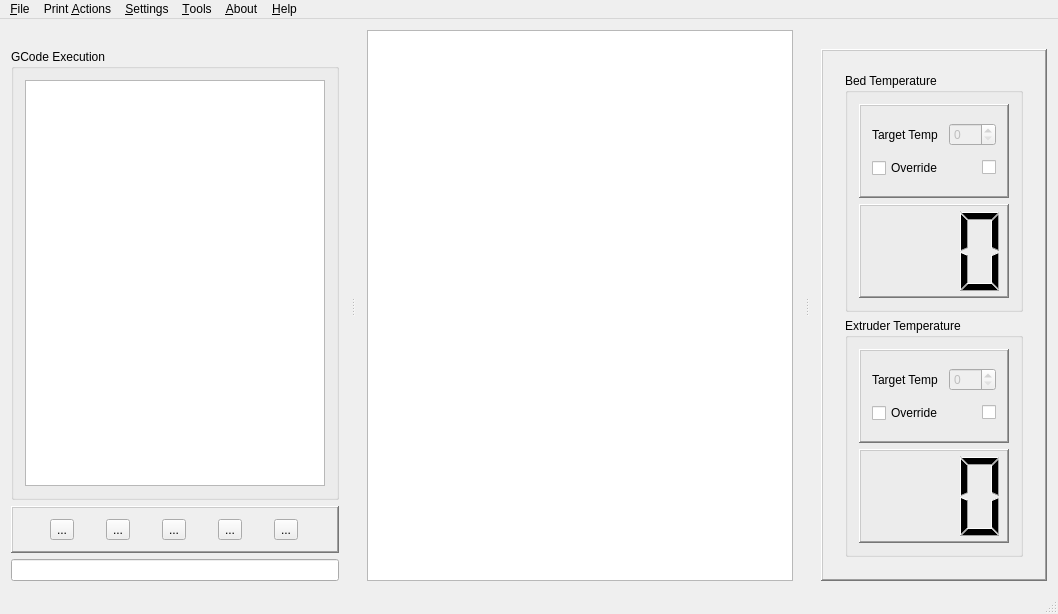
This is mainwindow.ui in Bahamuttg/PiRinter3D as Qt 5 draws it before an edit. The edited form follows.
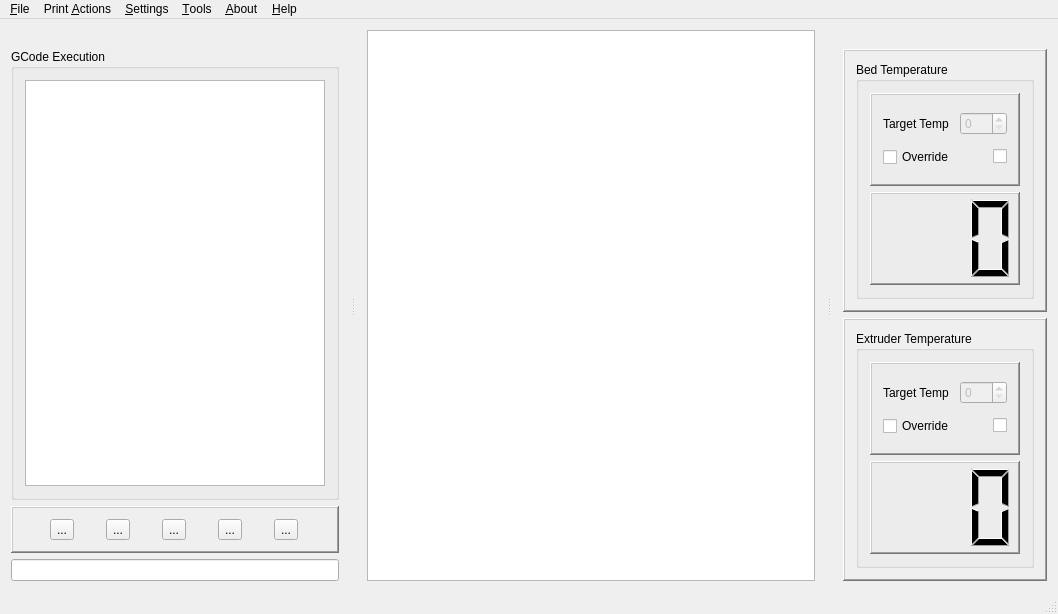
This is the edited form. Icons and pictures are not drawn.

```diff
--- a/mainwindow.ui
+++ b/mainwindow.ui
@@ -234,97 +234,7 @@
          </property>
          <layout class="QVBoxLayout" name="verticalLayout_4">
           <item>
-           <widget class="QFrame" name="pnlBedTemp">
-            <property name="frameShape">
-             <enum>QFrame::NoFrame</enum>
-            </property>
-            <property name="frameShadow">
-             <enum>QFrame::Raised</enum>
-            </property>
-            <layout class="QVBoxLayout" name="verticalLayout_3">
-             <item>
-              <widget class="QGroupBox" name="groupBox_2">
-               <property name="title">
-                <string>Bed Temperature</string>
-               </property>
-               <layout class="QVBoxLayout" name="verticalLayout_6">
-                <item>
-                 <widget class="QFrame" name="frame_2">
-                  <property name="frameShape">
-                   <enum>QFrame::WinPanel</enum>
-                  </property>
-                  <property name="frameShadow">
-                   <enum>QFrame::Raised</enum>
-                  </property>
-                  <layout class="QGridLayout" name="gridLayout">
-                   <item row="3" column="0">
-                    <widget class="QCheckBox" name="chkBedOverride">
-                     <property name="text">
-                      <string>Override</string>
-                     </property>
-                    </widget>
-                   </item>
-                   <item row="1" column="1">
-                    <widget class="QSpinBox" name="seBed">
-                     <property name="enabled">
-                      <bool>false</bool>
-                     </property>
-                     <property name="maximum">
-                      <number>999</number>
-                     </property>
-                    </widget>
-                   </item>
-                   <item row="3" column="1">
-                    <widget class="QCheckBox" name="chkBedOn">
-                     <property name="toolTip">
-                      <string/>
-                     </property>
-                     <property name="whatsThis">
-                      <string>Indicates the state of the Probe element. Checked is on.</string>
-                     </property>
-                     <property name="layoutDirection">
-                      <enum>Qt::RightToLeft</enum>
-                     </property>
-                     <property name="text">
-                      <string/>
-                     </property>
-                     <property name="icon">
-                      <iconset resource="PiRinter.qrc">
-                       <normaloff>:/PiRinter/Icons/Resources/glossy_3d_blue_orbs2_104.png</normaloff>:/PiRinter/Icons/Resources/glossy_3d_blue_orbs2_104.png</iconset>
-                     </property>
-                     <property name="checkable">
-                      <bool>true</bool>
-                     </property>
-                    </widget>
-                   </item>
-                   <item row="1" column="0">
-                    <widget class="QLabel" name="label">
-                     <property name="text">
-                      <string>Target Temp</string>
-                     </property>
-                    </widget>
-                   </item>
-                  </layout>
-                 </widget>
-                </item>
-                <item>
-                 <widget class="QLCDNumber" name="lcdBedTemp">
-                  <property name="frameShape">
-                   <enum>QFrame::WinPanel</enum>
-                  </property>
-                  <property name="midLineWidth">
-                   <number>0</number>
-                  </property>
-                  <property name="digitCount">
-                   <number>3</number>
-                  </property>
-                 </widget>
-                </item>
-               </layout>
-              </widget>
-             </item>
-             <item>
-              <widget class="QGroupBox" name="groupBox_3">
+           <widget class="QGroupBox" name="gbExtTemp">
                <property name="title">
                 <string>Extruder Temperature</string>
                </property>
@@ -412,6 +322,96 @@
             </layout>
            </widget>
           </item>
+       <item row="0" column="0">
+        <widget class="QFrame" name="pnlBedTemp">
+         <property name="frameShape">
+          <enum>QFrame::WinPanel</enum>
+         </property>
+         <property name="frameShadow">
+          <enum>QFrame::Raised</enum>
+         </property>
+         <layout class="QVBoxLayout" name="verticalLayout_3">
+          <item>
+           <widget class="QGroupBox" name="gbBedTemp">
+            <property name="title">
+             <string>Bed Temperature</string>
+            </property>
+            <layout class="QVBoxLayout" name="verticalLayout_6">
+             <item>
+              <widget class="QFrame" name="frame_2">
+               <property name="frameShape">
+                <enum>QFrame::WinPanel</enum>
+               </property>
+               <property name="frameShadow">
+                <enum>QFrame::Raised</enum>
+               </property>
+               <layout class="QGridLayout" name="gridLayout">
+                <item row="3" column="0">
+                 <widget class="QCheckBox" name="chkBedOverride">
+                  <property name="text">
+                   <string>Override</string>
+                  </property>
+                 </widget>
+                </item>
+                <item row="1" column="1">
+                 <widget class="QSpinBox" name="seBed">
+                  <property name="enabled">
+                   <bool>false</bool>
+                  </property>
+                  <property name="maximum">
+                   <number>999</number>
+                  </property>
+                 </widget>
+                </item>
+                <item row="3" column="1">
+                 <widget class="QCheckBox" name="chkBedOn">
+                  <property name="toolTip">
+                   <string/>
+                  </property>
+                  <property name="whatsThis">
+                   <string>Indicates the state of the Probe element. Checked is on.</string>
+                  </property>
+                  <property name="layoutDirection">
+                   <enum>Qt::RightToLeft</enum>
+                  </property>
+                  <property name="text">
+                   <string/>
+                  </property>
+                  <property name="icon">
+                   <iconset resource="PiRinter.qrc">
+                    <normaloff>:/PiRinter/Icons/Resources/glossy_3d_blue_orbs2_104.png</normaloff>:/PiRinter/Icons/Resources/glossy_3d_blue_orbs2_104.png</iconset>
+                  </property>
+                  <property name="checkable">
+                   <bool>true</bool>
+                  </property>
+                 </widget>
+                </item>
+                <item row="1" column="0">
+                 <widget class="QLabel" name="label">
+                  <property name="text">
+                   <string>Target Temp</string>
+                  </property>
+                 </widget>
+                </item>
+               </layout>
+              </widget>
+             </item>
+             <item>
+              <widget class="QLCDNumber" name="lcdBedTemp">
+               <property name="frameShape">
+                <enum>QFrame::WinPanel</enum>
+               </property>
+               <property name="midLineWidth">
+                <number>0</number>
+               </property>
+               <property name="digitCount">
+                <number>3</number>
+               </property>
+              </widget>
+             </item>
+            </layout>
+           </widget>
+          </item>
          </layout>
         </widget>
        </item>
```
Left out of the diff: 50 changed lines with no effect on the pictures. Lines whose indentation alone changed are shown as unchanged.
